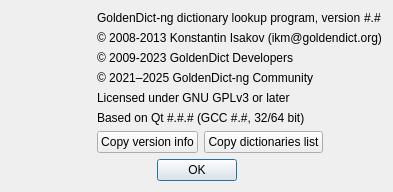
xiaoyifang/goldendict-ng, file src/ui/about.ui: the form before one commit.
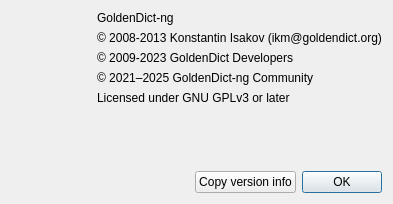
The form after the commit. Icons and pictures are not drawn.

Commit message: refresh about

Patch:
```diff
--- a/src/ui/about.ui
+++ b/src/ui/about.ui
@@ -10,7 +10,7 @@
     <x>0</x>
     <y>0</y>
     <width>415</width>
-    <height>174</height>
+    <height>220</height>
    </rect>
   </property>
   <property name="sizePolicy">
@@ -36,6 +36,8 @@
    <item>
     <layout class="QHBoxLayout" name="horizontalLayout">
      <item>
+      <layout class="QVBoxLayout" name="verticalLayout_3">
+       <item>
       <widget class="QLabel" name="icon">
        <property name="minimumSize">
         <size>
@@ -67,6 +69,21 @@
       </widget>
      </item>
      <item>
+        <spacer name="verticalSpacer_2">
+         <property name="orientation">
+          <enum>Qt::Vertical</enum>
+         </property>
+         <property name="sizeHint" stdset="0">
+          <size>
+           <width>20</width>
+           <height>40</height>
+          </size>
+         </property>
+        </spacer>
+       </item>
+      </layout>
+     </item>
+     <item>
       <layout class="QVBoxLayout" name="verticalLayout">
        <item>
         <layout class="QHBoxLayout" name="horizontalLayout_2">
@@ -76,26 +93,13 @@
          <item>
           <widget class="QLabel" name="label">
            <property name="text">
-            <string>GoldenDict-ng dictionary lookup program, version </string>
+            <string>GoldenDict-ng</string>
            </property>
            <property name="alignment">
             <set>Qt::AlignLeading|Qt::AlignLeft|Qt::AlignVCenter</set>
            </property>
           </widget>
          </item>
-         <item>
-          <widget class="QLabel" name="version">
-           <property name="accessibleDescription">
-            <string/>
-           </property>
-           <property name="text">
-            <string notr="true">#.#</string>
-           </property>
-           <property name="textInteractionFlags">
-            <set>Qt::TextEditorInteraction</set>
-           </property>
-          </widget>
-         </item>
         </layout>
        </item>
        <item>
@@ -133,48 +137,38 @@
         </widget>
        </item>
        <item>
-        <widget class="QLabel" name="qtVersion">
-         <property name="text">
-          <string notr="true">Based on Qt #.#.# (GCC #.#, 32/64 bit)</string>
+        <spacer name="verticalSpacer">
+         <property name="orientation">
+          <enum>Qt::Vertical</enum>
          </property>
-         <property name="textInteractionFlags">
-          <set>Qt::TextEditorInteraction</set>
+         <property name="sizeHint" stdset="0">
+          <size>
+           <width>20</width>
+           <height>40</height>
+          </size>
          </property>
-        </widget>
+        </spacer>
        </item>
        <item>
-        <layout class="QHBoxLayout" name="horizontalLayout_3">
-         <item>
-          <widget class="QPushButton" name="copyInfoBtn">
-           <property name="sizePolicy">
-            <sizepolicy hsizetype="Fixed" vsizetype="Fixed">
-             <horstretch>0</horstretch>
-             <verstretch>0</verstretch>
-            </sizepolicy>
-           </property>
+        <widget class="QLabel" name="versionInfo">
            <property name="text">
-            <string>Copy version info</string>
+          <string notr="true"/>
            </property>
           </widget>
          </item>
          <item>
-          <widget class="QPushButton" name="copyDictListBtn">
-           <property name="sizePolicy">
-            <sizepolicy hsizetype="Fixed" vsizetype="Fixed">
-             <horstretch>0</horstretch>
-             <verstretch>0</verstretch>
-            </sizepolicy>
-           </property>
-           <property name="text">
-            <string>Copy dictionaries list</string>
-           </property>
-          </widget>
-         </item>
+        <layout class="QHBoxLayout" name="horizontalLayout_4">
+         <property name="sizeConstraint">
+          <enum>QLayout::SetDefaultConstraint</enum>
+         </property>
          <item>
           <spacer name="horizontalSpacer">
            <property name="orientation">
             <enum>Qt::Horizontal</enum>
            </property>
+           <property name="sizeType">
+            <enum>QSizePolicy::Expanding</enum>
+           </property>
            <property name="sizeHint" stdset="0">
             <size>
              <width>40</width>
@@ -183,14 +177,27 @@
            </property>
           </spacer>
          </item>
-        </layout>
-       </item>
-      </layout>
-     </item>
-    </layout>
+         <item>
+          <widget class="QPushButton" name="copyInfoBtn">
+           <property name="sizePolicy">
+            <sizepolicy hsizetype="Fixed" vsizetype="Fixed">
+             <horstretch>0</horstretch>
+             <verstretch>0</verstretch>
+            </sizepolicy>
+           </property>
+           <property name="text">
+            <string>Copy version info</string>
+           </property>
+          </widget>
    </item>
    <item>
     <widget class="QDialogButtonBox" name="buttonBox">
+           <property name="sizePolicy">
+            <sizepolicy hsizetype="Maximum" vsizetype="Expanding">
+             <horstretch>0</horstretch>
+             <verstretch>0</verstretch>
+            </sizepolicy>
+           </property>
      <property name="orientation">
       <enum>Qt::Horizontal</enum>
      </property>
@@ -198,9 +205,15 @@
       <set>QDialogButtonBox::Ok</set>
      </property>
      <property name="centerButtons">
-      <bool>true</bool>
-     </property>
-    </widget>
+            <bool>false</bool>
+           </property>
+          </widget>
+         </item>
+        </layout>
+       </item>
+      </layout>
+     </item>
+    </layout>
    </item>
   </layout>
  </widget>
```
Lines whose indentation alone changed are shown as unchanged. The commit also changes 5 other files.
